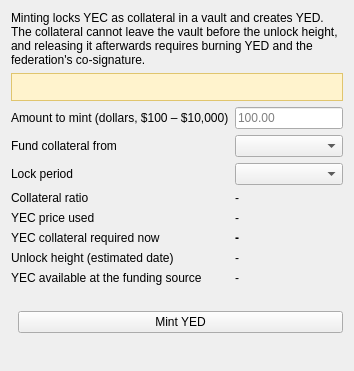
Above: src/yellowbackmint.ui from boyfromcave/yecwallet-dd before the change. Below: the same form after it.
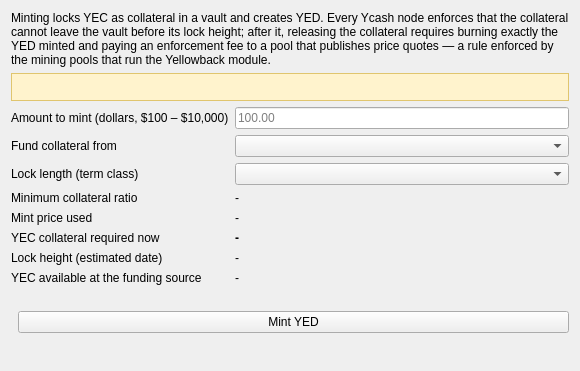
That is the form after the change.

Commit message: Phase 7b-a: RPC_VERSION 2, node-context screens, offline QTest against the v2 contract

```diff
--- a/src/yellowbackmint.ui
+++ b/src/yellowbackmint.ui
@@ -6,7 +6,7 @@
    <item>
     <widget class="QLabel" name="lblMintIntro">
      <property name="wordWrap"><bool>true</bool></property>
-     <property name="text"><string>Minting locks YEC as collateral in a vault and creates YED. The collateral cannot leave the vault before the unlock height, and releasing it afterwards requires burning YED and the federation's co-signature.</string></property>
+     <property name="text"><string>Minting locks YEC as collateral in a vault and creates YED. Every Ycash node enforces that the collateral cannot leave the vault before its lock height; after it, releasing the collateral requires burning exactly the YED minted and paying an enforcement fee to a pool that publishes price quotes — a rule enforced by the mining pools that run the Yellowback module.</string></property>
     </widget>
    </item>
    <item>
@@ -22,15 +22,15 @@
      <item row="0" column="1"><widget class="QLineEdit" name="txtAmount"><property name="placeholderText"><string>100.00</string></property></widget></item>
      <item row="1" column="0"><widget class="QLabel" name="m8"><property name="text"><string>Fund collateral from</string></property></widget></item>
      <item row="1" column="1"><widget class="QComboBox" name="cmbFundFrom"><property name="toolTip"><string>Your transparent balance, or one of this wallet's shielded (ys1…) addresses: the collateral is then spent from that address in the same transaction, with no separate unshielding step.</string></property></widget></item>
-     <item row="2" column="0"><widget class="QLabel" name="m2"><property name="text"><string>Lock period</string></property></widget></item>
+     <item row="2" column="0"><widget class="QLabel" name="m2"><property name="text"><string>Lock length (term class)</string></property></widget></item>
      <item row="2" column="1"><widget class="QComboBox" name="cmbTier"/></item>
-     <item row="3" column="0"><widget class="QLabel" name="m3"><property name="text"><string>Collateral ratio</string></property></widget></item>
+     <item row="3" column="0"><widget class="QLabel" name="m3"><property name="text"><string>Minimum collateral ratio</string></property></widget></item>
      <item row="3" column="1"><widget class="QLabel" name="lblRatio"><property name="text"><string>-</string></property></widget></item>
-     <item row="4" column="0"><widget class="QLabel" name="m4"><property name="text"><string>YEC price used</string></property></widget></item>
+     <item row="4" column="0"><widget class="QLabel" name="m4"><property name="text"><string>Mint price used</string></property></widget></item>
      <item row="4" column="1"><widget class="QLabel" name="lblPrice"><property name="text"><string>-</string></property></widget></item>
      <item row="5" column="0"><widget class="QLabel" name="m5"><property name="text"><string>YEC collateral required now</string></property></widget></item>
      <item row="5" column="1"><widget class="QLabel" name="lblCollateral"><property name="text"><string>-</string></property><property name="styleSheet"><string notr="true">QLabel { font-weight: bold; }</string></property></widget></item>
-     <item row="6" column="0"><widget class="QLabel" name="m6"><property name="text"><string>Unlock height (estimated date)</string></property></widget></item>
+     <item row="6" column="0"><widget class="QLabel" name="m6"><property name="text"><string>Lock height (estimated date)</string></property></widget></item>
      <item row="6" column="1"><widget class="QLabel" name="lblUnlock"><property name="text"><string>-</string></property></widget></item>
      <item row="7" column="0"><widget class="QLabel" name="m7"><property name="text"><string>YEC available at the funding source</string></property></widget></item>
      <item row="7" column="1"><widget class="QLabel" name="lblYecAvailable"><property name="text"><string>-</string></property></widget></item>
```
The commit also changes 14 other files.
